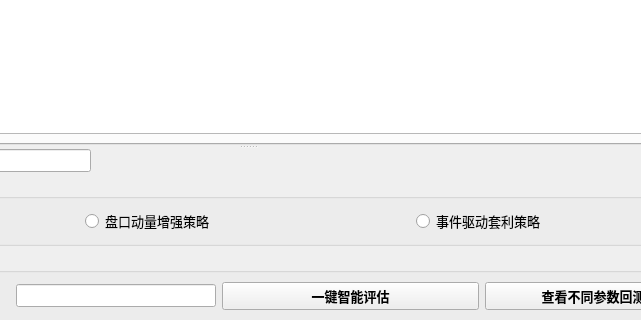
Old version of the form live_ui.ui in the repository mayicome/yuejiaoshourinei; both pictures show x 267 to 908 and y 85 to 405 of the 1029 by 895 pixel window.
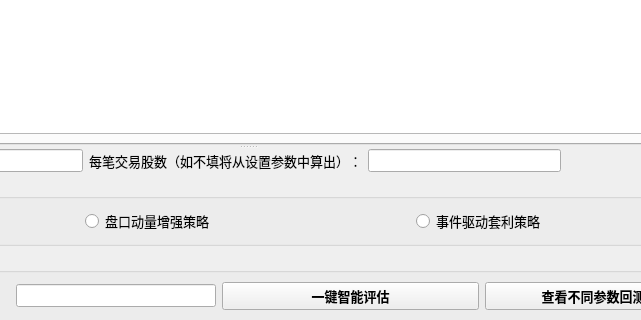
New version of the form. Icons and pictures are not drawn.

The edit to the form file:
```diff
--- a/live_ui.ui
+++ b/live_ui.ui
@@ -86,7 +86,7 @@
         </item>
        </layout>
       </widget>
-      <widget class="QWidget" name="layoutWidget">
+      <widget class="QWidget" name="">
        <layout class="QVBoxLayout" name="verticalLayout_6">
         <item>
          <layout class="QHBoxLayout" name="horizontalLayout_5">
@@ -107,6 +107,23 @@
             </property>
            </widget>
           </item>
+          <item>
+           <widget class="QLabel" name="label_2">
+            <property name="text">
+             <string>每笔交易股数（如不填将从设置参数中算出）：</string>
+            </property>
+           </widget>
+          </item>
+          <item>
+           <widget class="QLineEdit" name="lineEdit_3">
+            <property name="maximumSize">
+             <size>
+              <width>200</width>
+              <height>16777215</height>
+             </size>
+            </property>
+           </widget>
+          </item>
           <item>
            <spacer name="horizontalSpacer">
             <property name="orientation">
```
